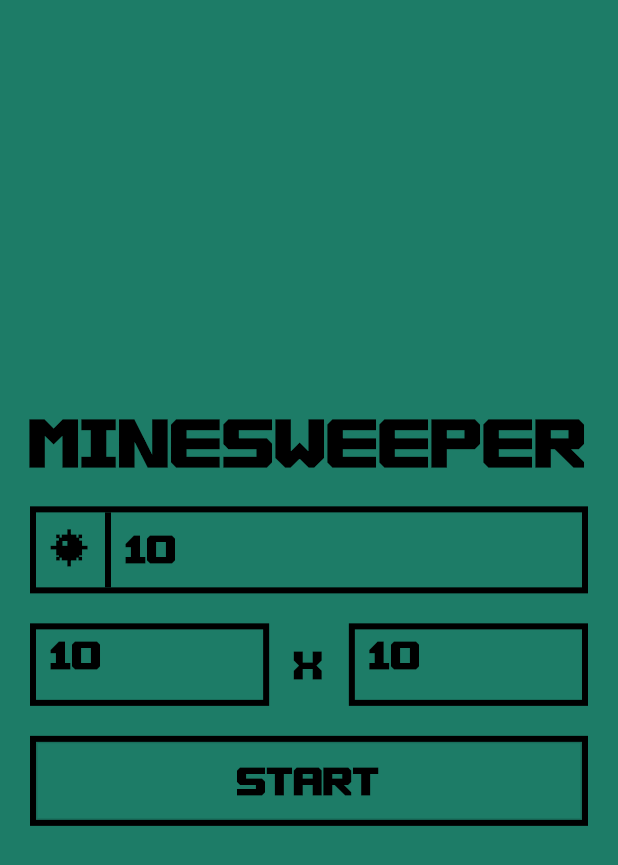
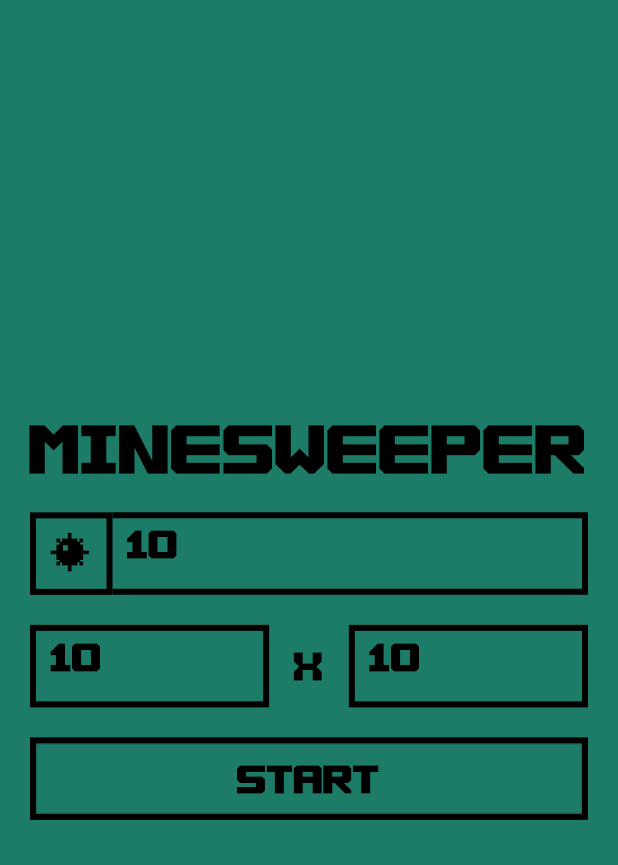
Before and after one commit to samueljml/minesweeper, a Flutter app: the screen it shows after launch, on a phone screen of 412 x 824 dp. Shown: the top 865 px of the screen. Run offline on Flutter 3.47's test engine with Material 2 defaults, Android fonts, the phone set to English and light mode, and no system bars; our stand-ins replace get; generated files the repository leaves out were written again.

Commit message:
Add variables to repeated values

```diff
--- a/lib/app/global/home/page.dart
+++ b/lib/app/global/home/page.dart
@@ -2,9 +2,6 @@ import 'package:flutter/material.dart';
 import 'package:flutter/services.dart';
 import 'package:flutter_gen/gen_l10n/app_localizations.dart';
 import 'package:minesweeper/app/core/values/colors.dart';
-
-const double minWidth = 500;
-const double minHeight = 700;
 
 class Home extends StatelessWidget {
   const Home({Key? key}) : super(key: key);
@@ -14,6 +11,10 @@ class Home extends StatelessWidget {
     TextEditingController textBombs = TextEditingController(text: "10");
     TextEditingController textWidth = TextEditingController(text: "10");
     TextEditingController textHeight = TextEditingController(text: "10");
+    final TextStyle? fieldsTextStyle = Theme.of(context).textTheme.headline5;
+    const double fieldsPadding = 10;
+    const double widgetsHeight = 55;
+    const BorderSide borderSide = BorderSide(width: 4);
 
     return Scaffold(
       body: Container(
@@ -31,17 +32,15 @@ class Home extends StatelessWidget {
                 child: Text(AppLocalizations.of(context)!.title,
                     style: Theme.of(context).textTheme.headline1),
               ),
-              Container(
+              SizedBox(
                 width: double.infinity,
-                decoration: BoxDecoration(border: Border.all(width: 4)),
                 child: Row(
                   children: [
                     Container(
-                      decoration: const BoxDecoration(
-                          border: Border(right: BorderSide(width: 4))),
-                      padding: const EdgeInsets.all(10),
-                      width: 50,
-                      height: 50,
+                      decoration: BoxDecoration(border: Border.all(width: 4)),
+                      padding: const EdgeInsets.all(fieldsPadding),
+                      width: widgetsHeight,
+                      height: widgetsHeight,
                       child: Center(
                         child: FittedBox(
                           fit: BoxFit.fill,
@@ -50,10 +49,16 @@ class Home extends StatelessWidget {
                         ),
                       ),
                     ),
-                    const SizedBox(width: 10),
                     Flexible(
-                      child: SizedBox(
-                        height: 50,
+                      child: Container(
+                        height: widgetsHeight,
+                        padding: const EdgeInsets.all(fieldsPadding),
+                        decoration: const BoxDecoration(
+                          border: Border(
+                              top: borderSide,
+                              right: borderSide,
+                              bottom: borderSide),
+                        ),
                         child: TextFormField(
                           controller: textBombs,
                           keyboardType: TextInputType.number,
@@ -61,14 +66,13 @@ class Home extends StatelessWidget {
                             FilteringTextInputFormatter.digitsOnly,
                             LengthLimitingTextInputFormatter(6)
                           ],
-                          style: Theme.of(context).textTheme.headline5,
+                          style: fieldsTextStyle,
                           cursorColor: Colors.black,
                           decoration:
                               const InputDecoration(border: InputBorder.none),
                         ),
                       ),
                     ),
-                    const SizedBox(width: 10),
                   ],
                 ),
               ),
@@ -78,9 +82,9 @@ class Home extends StatelessWidget {
                   Flexible(
                     flex: 3,
                     child: Container(
-                      padding: const EdgeInsets.all(10),
+                      padding: const EdgeInsets.all(fieldsPadding),
                       decoration: BoxDecoration(border: Border.all(width: 4)),
-                      height: 55,
+                      height: widgetsHeight,
                       child: TextFormField(
                         controller: textWidth,
                         keyboardType: TextInputType.number,
@@ -88,7 +92,7 @@ class Home extends StatelessWidget {
                           FilteringTextInputFormatter.digitsOnly,
                           LengthLimitingTextInputFormatter(3)
                         ],
-                        style: Theme.of(context).textTheme.headline5,
+                        style: fieldsTextStyle,
                         cursorColor: Colors.black,
                         decoration:
                             const InputDecoration(border: InputBorder.none),
@@ -100,15 +104,15 @@ class Home extends StatelessWidget {
                     child: Center(
                         child: Text(
                       "x",
-                      style: Theme.of(context).textTheme.headline5,
+                      style: fieldsTextStyle,
                     )),
                   ),
                   Flexible(
                     flex: 3,
                     child: Container(
-                      padding: const EdgeInsets.all(10),
+                      padding: const EdgeInsets.all(fieldsPadding),
                       decoration: BoxDecoration(border: Border.all(width: 4)),
-                      height: 55,
+                      height: widgetsHeight,
                       child: TextFormField(
                         controller: textHeight,
                         keyboardType: TextInputType.number,
@@ -116,7 +120,7 @@ class Home extends StatelessWidget {
                           FilteringTextInputFormatter.digitsOnly,
                           LengthLimitingTextInputFormatter(3)
                         ],
-                        style: Theme.of(context).textTheme.headline5,
+                        style: fieldsTextStyle,
                         cursorColor: Colors.black,
                         decoration:
                             const InputDecoration(border: InputBorder.none),
@@ -126,7 +130,7 @@ class Home extends StatelessWidget {
                 ]),
               ),
               Container(
-                height: 60,
+                height: widgetsHeight,
                 decoration: BoxDecoration(border: Border.all(width: 4)),
                 width: double.infinity,
                 child: OutlinedButton(
@@ -134,7 +138,7 @@ class Home extends StatelessWidget {
                     AppLocalizations.of(context)!
                         .startGameButtonText
                         .toUpperCase(),
-                    style: Theme.of(context).textTheme.headline5,
+                    style: fieldsTextStyle,
                   ),
                   onPressed: () {},
                   style: OutlinedButton.styleFrom(
```
